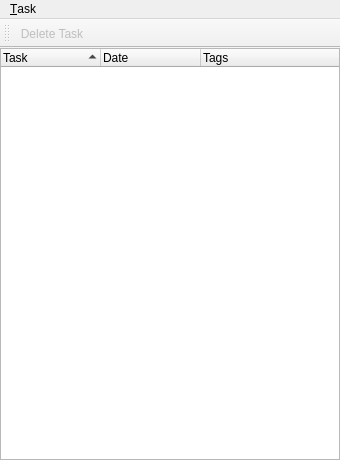
Old version of the form session5/window.ui in the repository ralsina/pyqt-by-example.
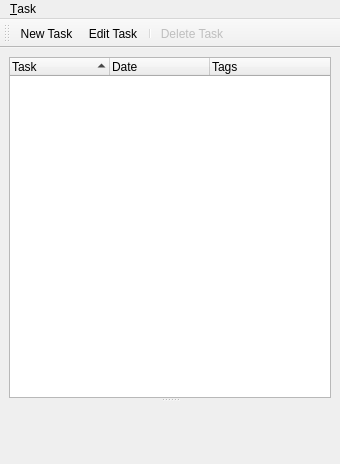
New version of the form. Icons and pictures are not drawn. Custom widgets are drawn as their Qt base class.

The edit to the form file:
```diff
--- a/session5/window.ui
+++ b/session5/window.ui
@@ -6,7 +6,7 @@
     <x>0</x>
     <y>0</y>
     <width>340</width>
-    <height>460</height>
+    <height>464</height>
    </rect>
   </property>
   <property name="windowTitle" >
@@ -17,11 +17,12 @@
     <normaloff>:/todo.svg</normaloff>:/todo.svg</iconset>
   </property>
   <widget class="QWidget" name="centralwidget" >
-   <layout class="QHBoxLayout" name="horizontalLayout" >
-    <property name="margin" >
-     <number>0</number>
-    </property>
+   <layout class="QVBoxLayout" name="verticalLayout" >
     <item>
+     <widget class="QSplitter" name="splitter" >
+      <property name="orientation" >
+       <enum>Qt::Vertical</enum>
+      </property>
      <widget class="QTreeWidget" name="list" >
       <property name="alternatingRowColors" >
        <bool>true</bool>
@@ -54,6 +55,8 @@
        </property>
       </column>
      </widget>
+      <widget class="editor" native="1" name="editor" />
+     </widget>
     </item>
    </layout>
   </widget>
@@ -84,6 +87,9 @@
    <attribute name="toolBarBreak" >
     <bool>false</bool>
    </attribute>
+   <addaction name="actionNew_Task" />
+   <addaction name="actionEdit_Task" />
+   <addaction name="separator" />
    <addaction name="actionDelete_Task" />
   </widget>
   <action name="actionDelete_Task" >
@@ -101,7 +107,33 @@
     <string>Del</string>
    </property>
   </action>
+  <action name="actionNew_Task" >
+   <property name="icon" >
+    <iconset resource="icons.qrc" >
+     <normaloff>:/filenew.svg</normaloff>:/filenew.svg</iconset>
+   </property>
+   <property name="text" >
+    <string>New Task</string>
+   </property>
+  </action>
+  <action name="actionEdit_Task" >
+   <property name="icon" >
+    <iconset resource="icons.qrc" >
+     <normaloff>:/edit.svg</normaloff>:/edit.svg</iconset>
+   </property>
+   <property name="text" >
+    <string>Edit Task</string>
+   </property>
+  </action>
  </widget>
+ <customwidgets>
+  <customwidget>
+   <class>editor</class>
+   <extends>QWidget</extends>
+   <header>editor</header>
+   <container>1</container>
+  </customwidget>
+ </customwidgets>
  <resources>
   <include location="icons.qrc" />
  </resources>
```
Left out of the diff: 3 changed lines with no effect on the pictures. Lines whose indentation alone changed are shown as unchanged.
